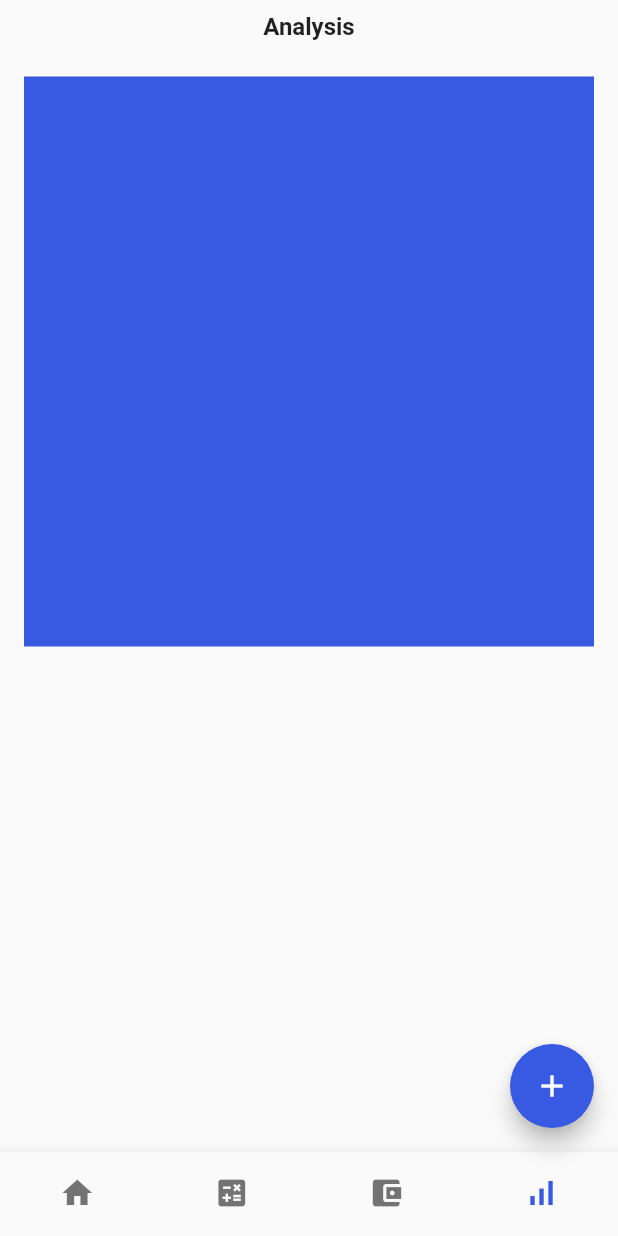
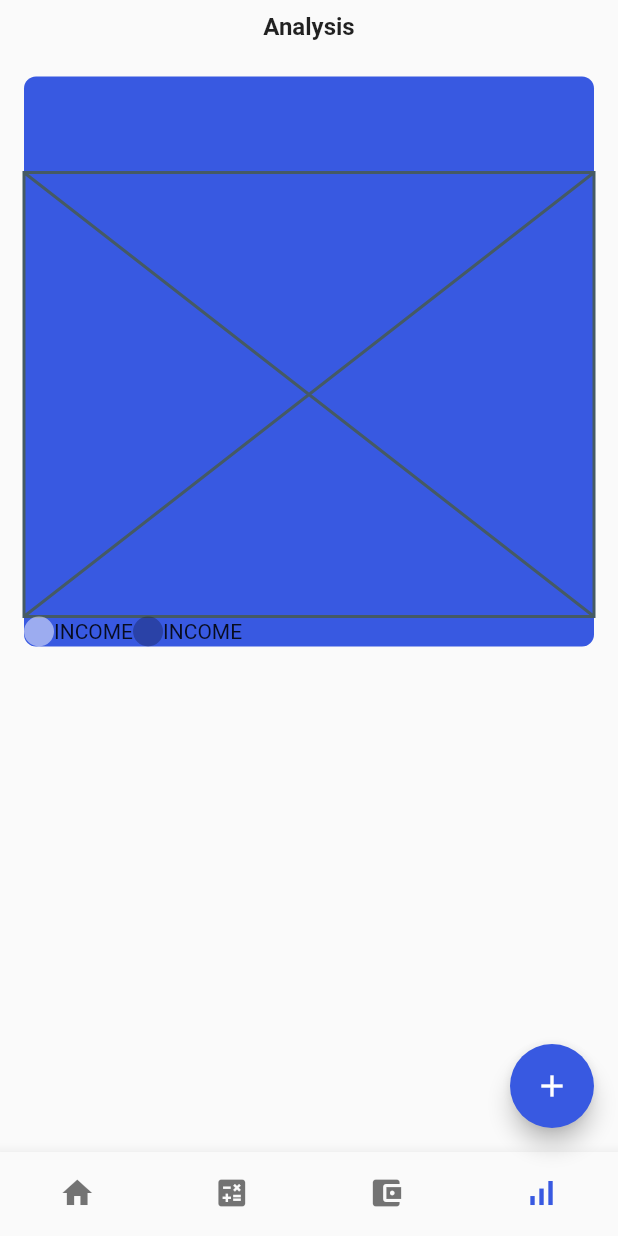
Before and after one commit to JAICHANGPARK/flutter_notebook_17th_story, a Flutter app: the screen it shows after launch, item 4 of the bottom bar chosen, on a phone screen of 412 x 824 dp. Run offline on Flutter 3.47's test engine with Material 2 defaults, Android fonts, the phone set to English and light mode, and no system bars; our stand-ins replace cached_network_image, flutter_riverpod, ionicons, percent_indicator; network calls fail.

Commit message:
Update finance_chart_component.dart

```diff
--- a/lib/ep1004_finance_app/src/ui/finance_chart_component.dart
+++ b/lib/ep1004_finance_app/src/ui/finance_chart_component.dart
@@ -34,6 +34,24 @@ class _FinanceChartComponentState extends State<FinanceChartComponent> {
               height: 380,
               decoration: BoxDecoration(
                 color: financeMainColor,
+                borderRadius: BorderRadius.circular(8),
+
+              ),
+              child: Column(
+                children: [
+                  Container(
+                    height: 64,
+                  ),
+                  Expanded(child: Placeholder()),
+                  Row(
+                    children: [
+                      CircleAvatar(backgroundColor: Colors.white.withOpacity(0.5),radius: 10,),
+                      Text("INCOME"),
+                      CircleAvatar(backgroundColor: Colors.black26,radius: 10,),
+                      Text("INCOME"),
+                    ],
+                  )
+                ],
               ),
             ),
           )
```
